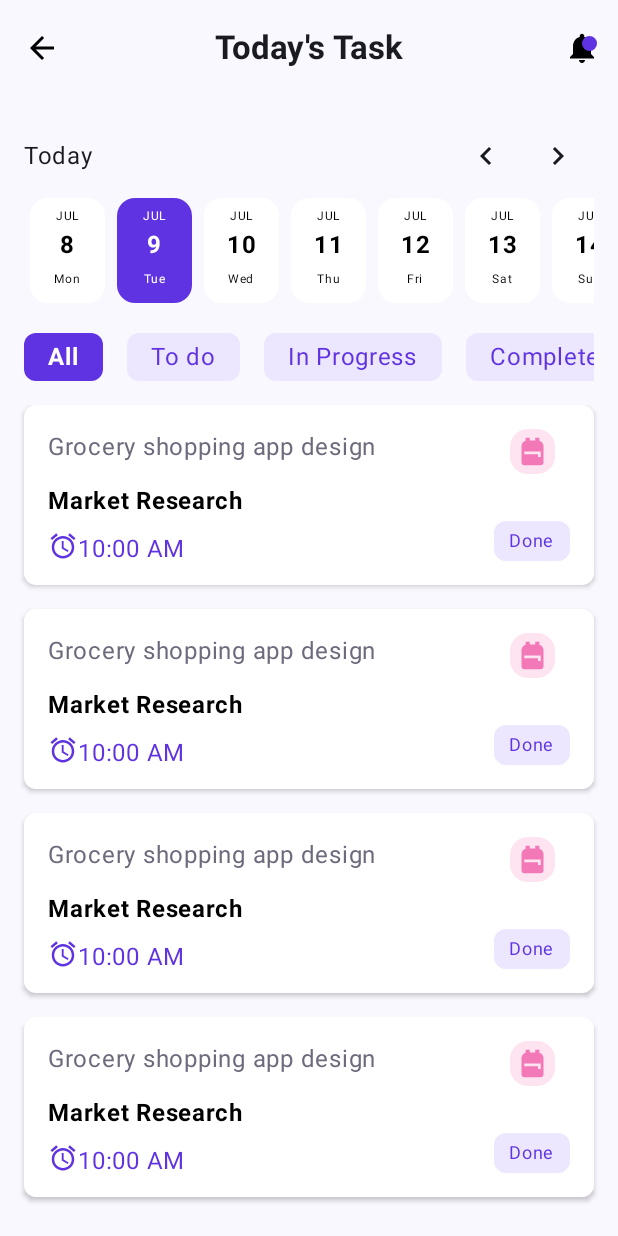
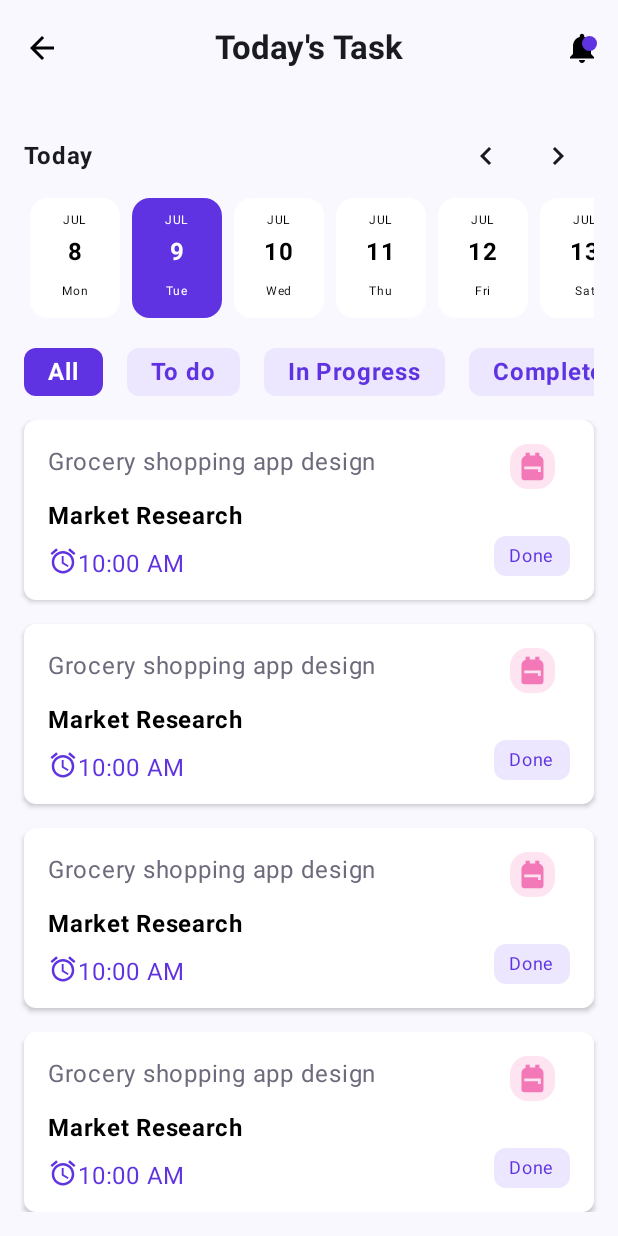
Before and after one commit to fahim-fardous/Task-Hive, an Android app built with Jetpack Compose: the TaskListScreen screen opened through its navigation route, on a phone screen of 412 x 824 dp. Run offline under Robolectric (Android 15) with nearby library versions, the phone set to English and light mode, and no system bars.

Commit message:
Refactor design

```diff
--- a/app/src/main/java/com/example/taskhive/MainActivity.kt
+++ b/app/src/main/java/com/example/taskhive/MainActivity.kt
@@ -3,6 +3,7 @@ package com.example.taskhive
 import android.os.Bundle
 import androidx.activity.ComponentActivity
 import androidx.activity.compose.setContent
+import androidx.activity.enableEdgeToEdge
 import androidx.compose.runtime.Composable
 import androidx.compose.ui.tooling.preview.Preview
 import com.example.taskhive.presentation.MainScreen
--- a/app/src/main/java/com/example/taskhive/components/ContentItem.kt
+++ b/app/src/main/java/com/example/taskhive/components/ContentItem.kt
@@ -39,8 +39,8 @@ fun ContentItem(date: CalendarUiModel.Date) {
         Column(
             modifier =
                 Modifier
-                    .width(50.dp)
-                    .height(70.dp)
+                    .width(60.dp)
+                    .height(80.dp)
                     .padding(2.dp),
             verticalArrangement = Arrangement.SpaceEvenly,
         ) {
--- a/app/src/main/java/com/example/taskhive/components/Header.kt
+++ b/app/src/main/java/com/example/taskhive/components/Header.kt
@@ -1,6 +1,8 @@
 package com.example.taskhive.components
 
 import androidx.compose.foundation.layout.Row
+import androidx.compose.foundation.layout.Spacer
+import androidx.compose.foundation.layout.fillMaxWidth
 import androidx.compose.material.icons.Icons
 import androidx.compose.material.icons.filled.ChevronLeft
 import androidx.compose.material.icons.filled.ChevronRight
@@ -10,13 +12,14 @@ import androidx.compose.material3.Text
 import androidx.compose.runtime.Composable
 import androidx.compose.ui.Alignment
 import androidx.compose.ui.Modifier
+import androidx.compose.ui.text.font.FontWeight
 import androidx.compose.ui.tooling.preview.Preview
 import java.time.LocalDate
 import java.time.format.DateTimeFormatter
 
 @Composable
 fun Header(data: CalendarUiModel) {
-    Row {
+    Row(modifier = Modifier.fillMaxWidth()) {
         Text(
             text =
                 if (data.selectedDate.isToday) {
@@ -30,6 +33,7 @@ fun Header(data: CalendarUiModel) {
             Modifier
                 .weight(1f)
                 .align(Alignment.CenterVertically),
+            fontWeight = FontWeight.Bold
         )
         IconButton(onClick = { /*TODO*/ }) {
             Icon(imageVector = Icons.Filled.ChevronLeft, contentDescription = "Previous")
--- a/app/src/main/java/com/example/taskhive/components/ProgressType.kt
+++ b/app/src/main/java/com/example/taskhive/components/ProgressType.kt
@@ -39,7 +39,7 @@ fun ProgressType(
         Text(
             text = text,
             color = if (isSelected) Color.White else appColor,
-            fontWeight = if (isSelected) FontWeight.Bold else null,
+            fontWeight = FontWeight.Bold,
             fontSize = 16.sp,
         )
     }
```
